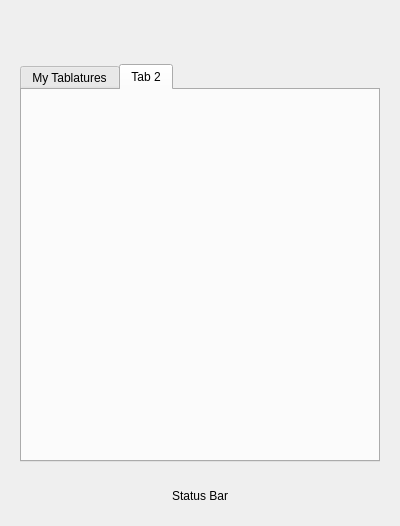
iatanasov77/vs-web-guitarpro-store, file Forms/SystemTrayMenu.ui: the form before one commit.
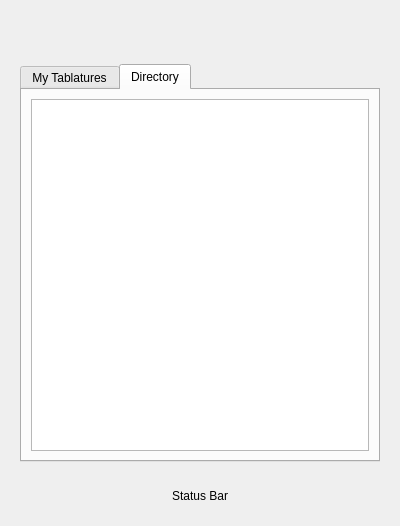
The form after the commit. The open tabs and pages were chosen to show the change.

Commit message: Add a Directory TreeView.

```diff
--- a/Forms/SystemTrayMenu.ui
+++ b/Forms/SystemTrayMenu.ui
@@ -89,8 +89,13 @@
           </widget>
           <widget class="QWidget" name="tab_2">
            <attribute name="title">
-            <string>Tab 2</string>
+            <string>Directory</string>
            </attribute>
+           <layout class="QVBoxLayout" name="verticalLayout_3">
+            <item>
+             <widget class="QTreeView" name="treeView"/>
+            </item>
+           </layout>
           </widget>
          </widget>
         </item>
```
Left out of the diff: 2 changed lines with no effect on the pictures. The commit also changes 7 other files.
